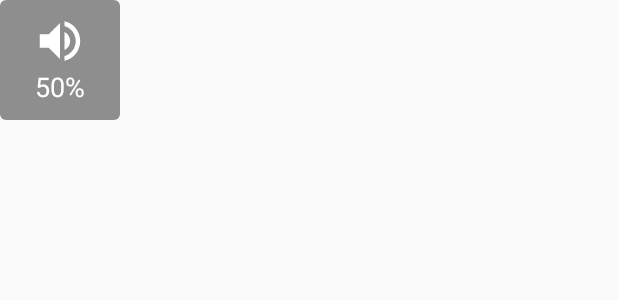
After one commit to lianghuiyong/VideoPlayer, an Android app: the layout base_layout_videoplayer_touch.xml on its own in the app's theme, with its tools: preview values and no code run, on a phone screen of 412 x 824 dp. The commit adds this screen. Shown: the top 300 px of the screen. Run offline under Robolectric (Android 15) with nearby library versions, the phone set to English and light mode, and no system bars.

Commit message:
右侧上下滑，音量控制

```diff
--- /dev/null
+++ b/sxzx_videoplayer/src/main/res/drawable/ic_volume.xml
@@ -0,0 +1,9 @@
+<vector xmlns:android="http://schemas.android.com/apk/res/android"
+        android:width="36dp"
+        android:height="36dp"
+        android:viewportWidth="24.0"
+        android:viewportHeight="24.0">
+    <path
+        android:fillColor="#FFFFFF"
+        android:pathData="M3,9v6h4l5,5L12,4L7,9L3,9zM16.5,12c0,-1.77 -1.02,-3.29 -2.5,-4.03v8.05c1.48,-0.73 2.5,-2.25 2.5,-4.02zM14,3.23v2.06c2.89,0.86 5,3.54 5,6.71s-2.11,5.85 -5,6.71v2.06c4.01,-0.91 7,-4.49 7,-8.77s-2.99,-7.86 -7,-8.77z"/>
+</vector>
--- /dev/null
+++ b/sxzx_videoplayer/src/main/res/drawable/shape_player_touch_back.xml
@@ -0,0 +1,6 @@
+<?xml version="1.0" encoding="UTF-8"?>
+<shape xmlns:android="http://schemas.android.com/apk/res/android"
+       android:shape="rectangle">
+    <corners android:radius="4dp"/>
+    <solid android:color="#B3616161"/>
+</shape>
--- /dev/null
+++ b/sxzx_videoplayer/src/main/res/layout/base_layout_videoplayer_touch.xml
@@ -0,0 +1,31 @@
+<?xml version="1.0" encoding="utf-8"?>
+<FrameLayout
+    android:id="@+id/touch_layout"
+    xmlns:android="http://schemas.android.com/apk/res/android"
+    android:layout_width="wrap_content"
+    android:layout_height="wrap_content"
+    android:background="@drawable/shape_player_touch_back">
+    <!-- 声音、亮度、快进快退-->
+    <LinearLayout
+        android:layout_width="80dp"
+        android:layout_height="80dp"
+        android:gravity="center"
+        android:orientation="vertical"
+        android:visibility="visible">
+
+        <ImageView
+            android:id="@+id/touch_image"
+            android:layout_width="wrap_content"
+            android:layout_height="wrap_content"
+            android:src="@drawable/ic_volume"/>
+
+        <TextView
+            android:id="@+id/touch_volume"
+            android:layout_width="wrap_content"
+            android:layout_height="wrap_content"
+            android:text="50%"
+            android:textColor="@android:color/white"
+            android:textSize="18dp"/>
+    </LinearLayout>
+
+</FrameLayout>
```
Also changed, not shown: sxzx_videoplayer/src/main/java/com/sxzx/videoplayer/BaseVideoView.java (+17 -0 lines), sxzx_videoplayer/src/main/java/com/sxzx/videoplayer/VideoPlayerView.java (+53 -17 lines), sxzx_videoplayer/src/main/res/drawable/ic_brightness.xml (added, +9 -0 lines), sxzx_videoplayer/src/main/res/drawable/ic_quick.xml (added, +12 -0 lines), sxzx_videoplayer/src/main/res/drawable/ic_rewind.xml (added, +12 -0 lines), sxzx_videoplayer/src/main/res/drawable/ic_volume_off.xml (added, +9 -0 lines), sxzx_videoplayer/src/main/res/layout/base_layout_videoplayer.xml (+20 -13 lines).
